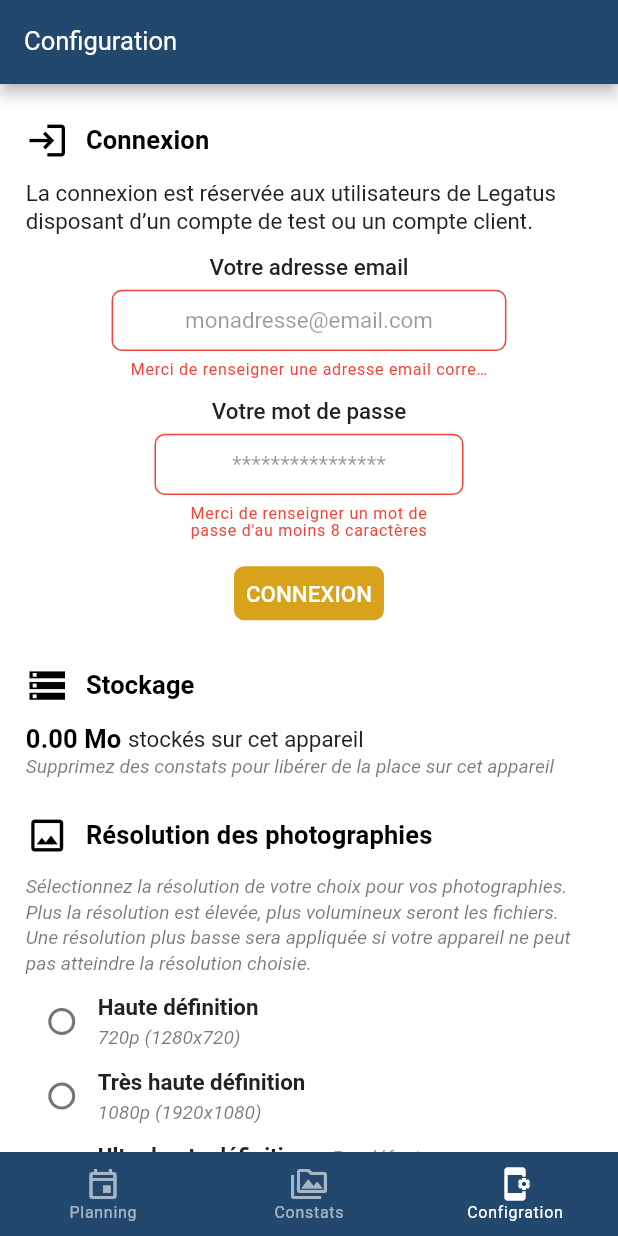
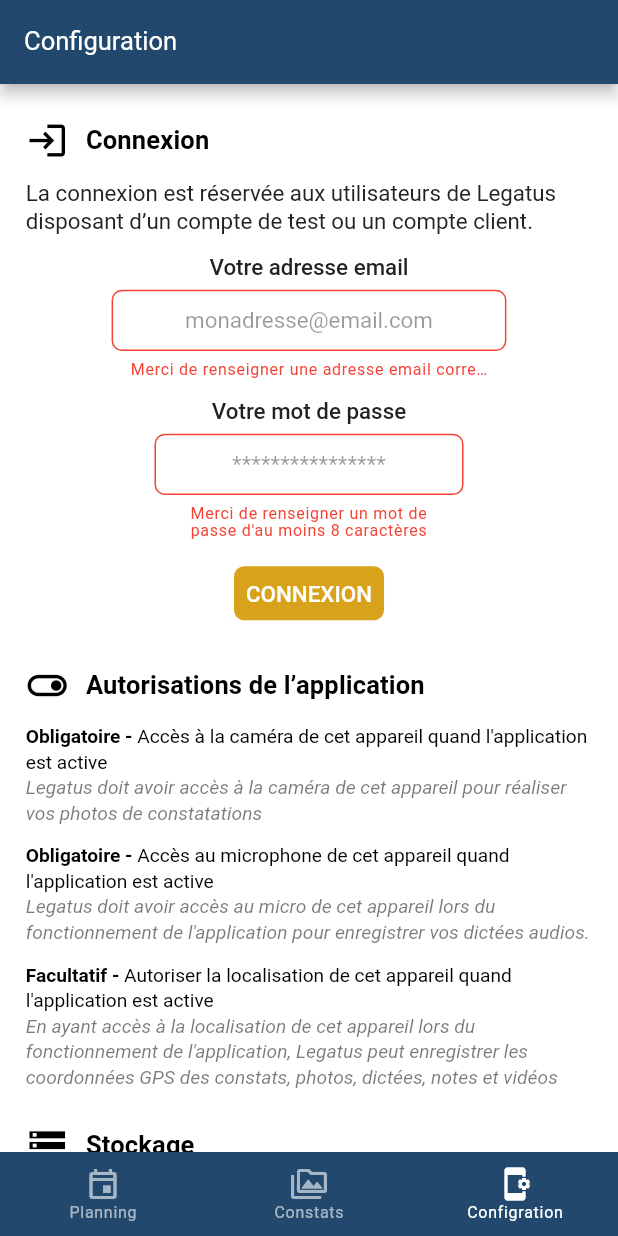
Before and after one commit to jason-moore92/2021-10-legatusapp, a Flutter app: the screen it shows after launch, after a tap on "SE CONNECTER", after a tap on "CONNEXION", on a phone screen of 412 x 824 dp. Run offline on Flutter 3.47's test engine with Material 2 defaults, Android fonts, the light colour scheme and no system bars; drawn by our look-alikes of persistent_bottom_nav_bar; our stand-ins replace audioplayers, camera, device_info, easy_localization, equatable, extended_image and 16 more; missing offline and left inert: date_time_format, flutter_sound, http_interceptor, json_diff; accounts and stored records are empty.

Commit message:
More permissions explanations and tuning

```diff
--- a/lib/Assets/Langs/en.json
+++ b/lib/Assets/Langs/en.json
@@ -46,14 +46,15 @@
     "passwordLabel": "Your password",
     "application_permission": "Application permissions",
     "obligatory": "Obligatory",
+    "optional": "Optional",
     "camera_permission": "Access to the camera of this device when the application is active",
-    "camera_permission_desc": "Allows you to take photos and record videos",
-    "microphone_permission": "Accessing the microphone of this device when the application is active",
-    "microphone_permission_desc": "Allows you to record dictations in audio format",
+    "camera_permission_desc": "Allows you to take photos and record videos for your reports",
+    "microphone_permission": "Access to the microphone of this device when the application is active",
+    "microphone_permission_desc": "Allows you to record audio tanscripts in audio format for your reports",
     "photo_permission": "Access to photos and multimedia content on this device when the application is active",
-    "photo_permission_desc": "Allows you to view and share photos, dictations and videos made with the application",
+    "photo_permission_desc": "Allows you to view and share photos, audio transcripts and videos made with the application",
     "location_permission": "Allow this device to be located when the application is active",
-    "location_permission_desc": "Allows you to save coordinates GPS photos, notes and videos",
+    "location_permission_desc": "Allows you to store GPS coordinates associated with reports, photos, audio transcripts, notes and videos",
 	  "storage": "Storage",
     "storage_condition1": "1250 MB ",
     "storage_condition2": "stored on this device",
--- a/lib/Assets/Langs/fr.json
+++ b/lib/Assets/Langs/fr.json
@@ -46,14 +46,15 @@
     "passwordLabel":"Votre mot de passe",
     "application_permission": "Autorisations de l’application",
     "obligatory":"Obligatoire",
+    "optional": "Facultatif",
     "camera_permission": "Accès à la caméra de cet appareil quand l'application est active",
-    "camera_permission_desc": "Permet de prendre des photos et enregistrer des vidéos",
+    "camera_permission_desc": "Legatus doit avoir accès à la caméra de cet appareil pour réaliser vos photos de constatations",
     "microphone_permission":"Accès au microphone de cet appareil quand l'application est active",
-    "microphone_permission_desc": "Permet d'enregistrer des dictées au format audio",
+    "microphone_permission_desc": "Legatus doit avoir accès au micro de cet appareil lors du fonctionnement de l'application pour enregistrer vos dictées audios.",
     "photo_permission": "Accès aux photos et contenus multimédias sur cet appareil quand l'application est active",
     "photo_permission_desc": "Permet de consulter et paratger les photos, dictées et vidéos réalisée avec l’application",
     "location_permission": "Autoriser la localisation de cet appareil quand l'application est active",
-    "location_permission_desc": "Permet d'enregistrer les coordonnées GPS des photos, notes et vidéos",
+    "location_permission_desc": "En ayant accès à la localisation de cet appareil lors du fonctionnement de l'application, Legatus peut enregistrer les coordonnées GPS des constats, photos, dictées, notes et vidéos",
     "storage":"Stockage",
     "storage_condition1":"1 250 Mo ",
     "storage_condition2": "stockés sur cet appareil",
```
Also changed, not shown: lib/Pages/ConfigurationPage/configuration_view.dart (+5 -58 lines), lib/generated/locale_keys.g.dart, 2 other files.
